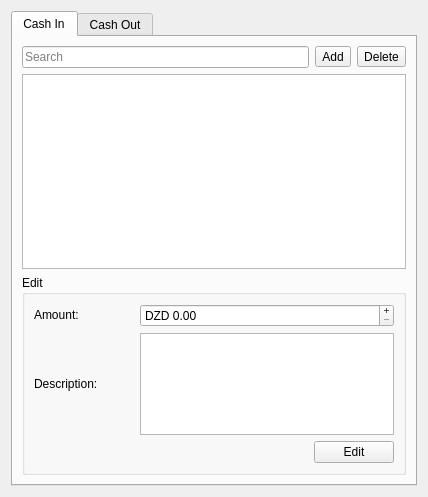
Qt form POS-System/chashform.ui (AbdelkarimYT/Leaf) before a commit.
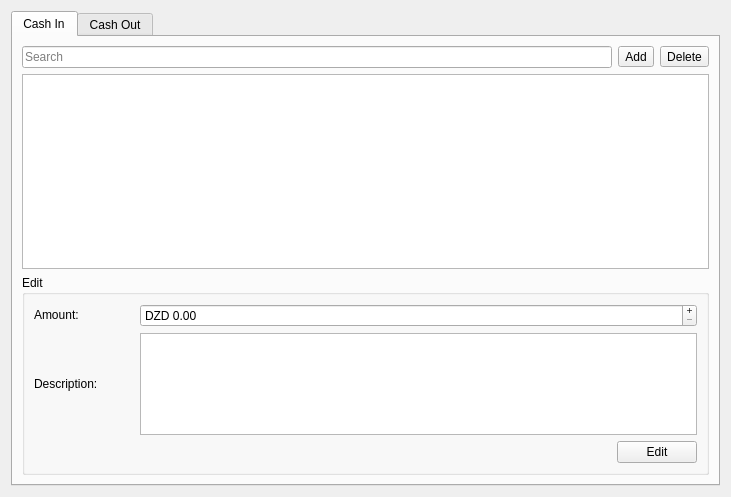
The same form after that commit. Icons and pictures are not drawn.

```diff
--- a/POS-System/chashform.ui
+++ b/POS-System/chashform.ui
@@ -6,7 +6,7 @@
    <rect>
     <x>0</x>
     <y>0</y>
-    <width>428</width>
+    <width>731</width>
     <height>497</height>
    </rect>
   </property>
```
